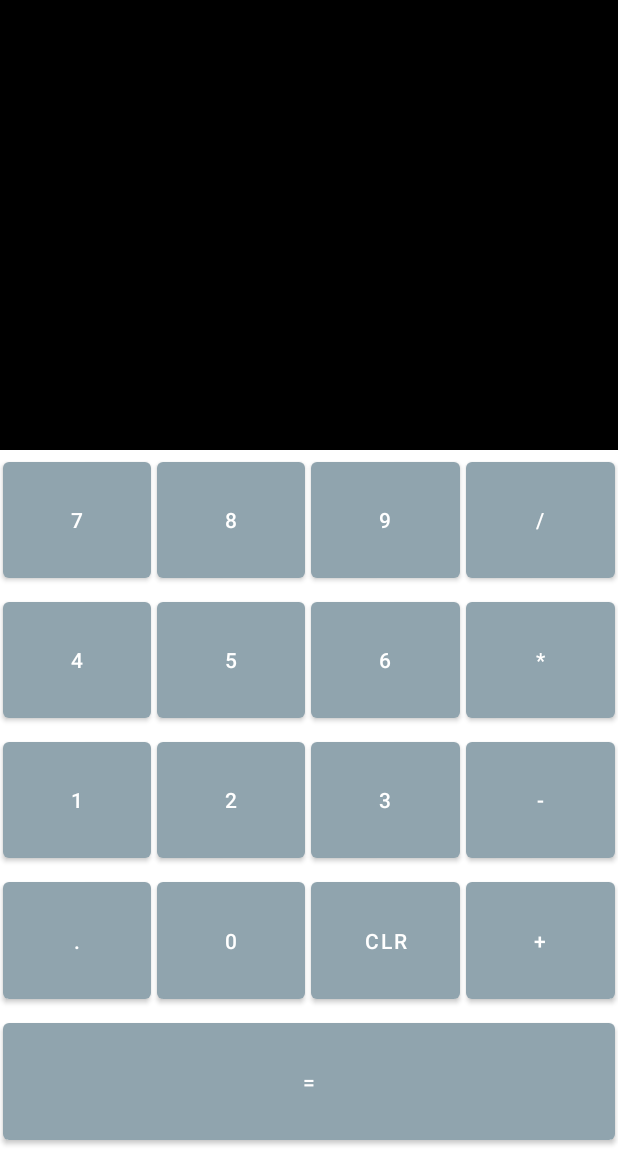
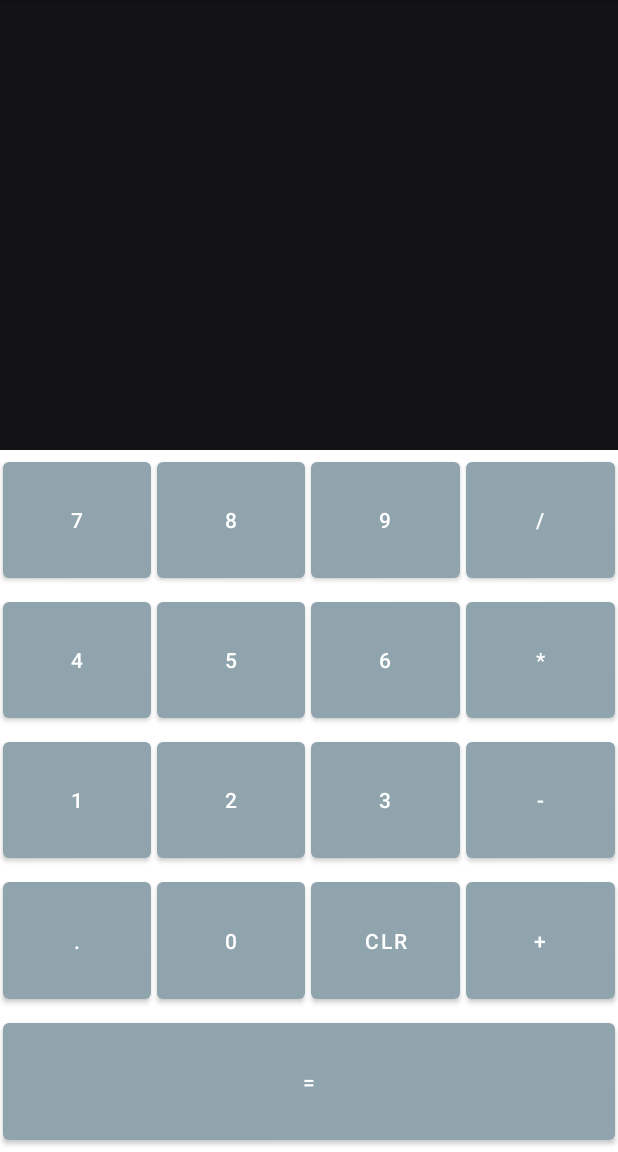
Before and after one commit to SeemaPatel1947/CODSOFTJUNE, an Android app: the screen it shows after launch (MainActivity), on a phone screen of 412 x 824 dp, the part 84-1236 px from its top. Run offline under Robolectric (Android 15) with nearby library versions, the phone set to English and light mode, and no system bars.

Commit message:
Final Calculator

```diff
--- a/app/src/main/java/com/seema/mycalculator/MainActivity.kt
+++ b/app/src/main/java/com/seema/mycalculator/MainActivity.kt
@@ -1,6 +1,4 @@
 package com.seema.mycalculator
-
-import android.annotation.SuppressLint
 import androidx.appcompat.app.AppCompatActivity
 import android.os.Bundle
 import android.view.View
@@ -53,7 +51,7 @@ class MainActivity : AppCompatActivity() {
             }
         }
     }
-    @SuppressLint("SuspiciousIndentation")
+
     fun onEqual(view: View){
         if (LastNumeric){
             var tvValue=tvInput?.text.toString()
--- a/app/src/main/res/layout/activity_main.xml
+++ b/app/src/main/res/layout/activity_main.xml
@@ -11,8 +11,8 @@
         android:id="@+id/tvInput"
         android:layout_width="match_parent"
         android:layout_height="300dp"
-        android:background="@color/black"
-        android:textColor="@color/teal_200"
+        android:background="#131214"
+        android:textColor="#919FB5"
          android:padding="10dp"
         android:textSize="48sp"
         android:text="@string/calc_text"
@@ -22,6 +22,7 @@
         android:layout_height="wrap_content"
         android:orientation="horizontal"
         android:layout_weight="1"
+
 
         >
         <Button
@@ -39,8 +40,8 @@
             android:id="@+id/btnEight"
             android:layout_width="0dp"
             android:layout_height="match_parent"
+            android:layout_margin="2dp"
             android:layout_weight="1"
-            android:layout_margin="2dp"
             android:onClick="onDigit"
             android:text="@string/_8"
             tools:ignore="UsingOnClickInXml" />
@@ -49,8 +50,8 @@
             android:id="@+id/btnNine"
             android:layout_width="0dp"
             android:layout_height="match_parent"
+            android:layout_margin="2dp"
             android:layout_weight="1"
-            android:layout_margin="2dp"
             android:onClick="onDigit"
             android:text="@string/_9"
             tools:ignore="UsingOnClickInXml" />
```
